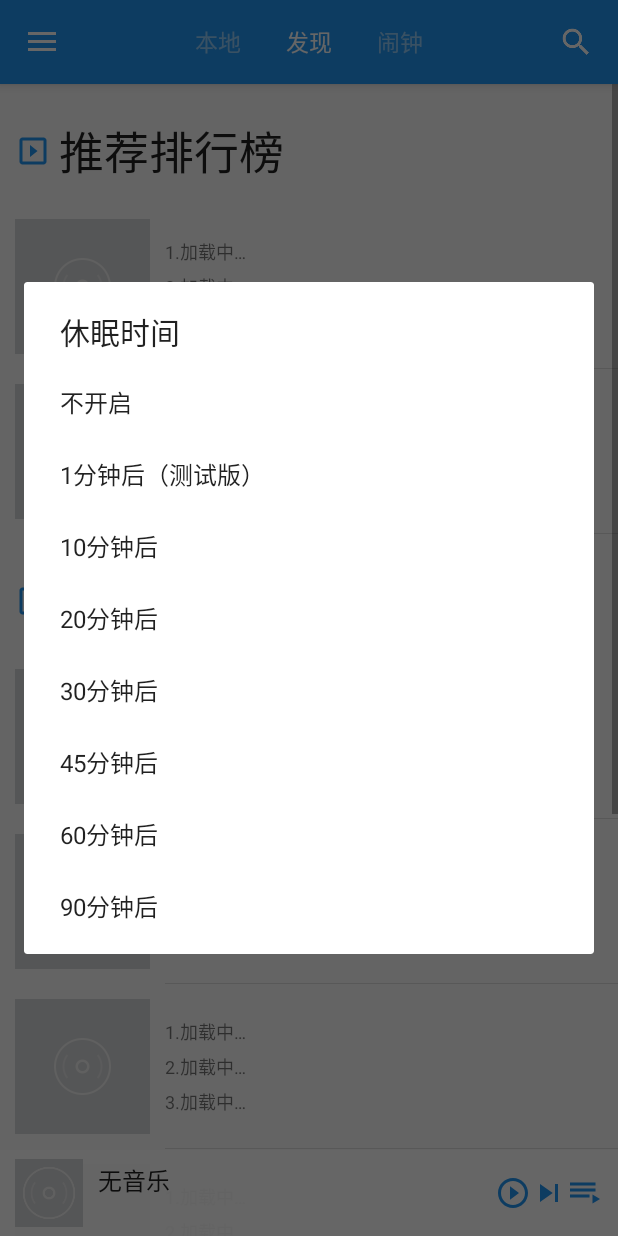
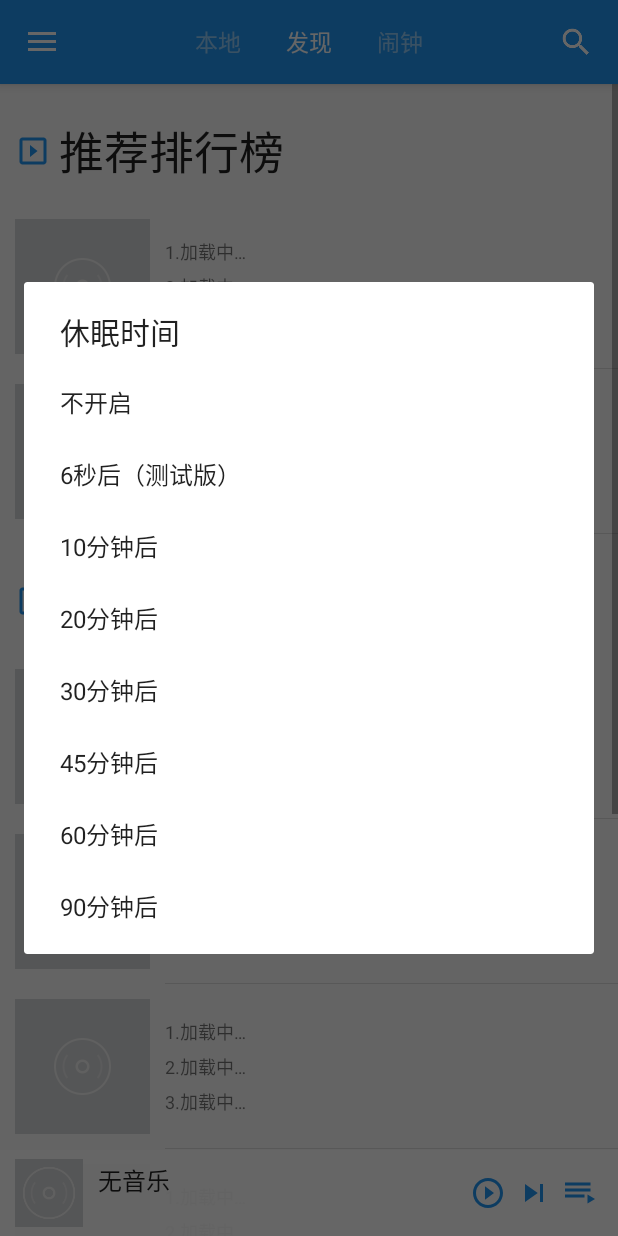
Before and after one commit to Vircsr/TranquilApp, an Android app: the screen it shows after launch (MusicActivity), in the side drawer, after a tap on "休眠时间", on a phone screen of 412 x 824 dp. Run offline under Robolectric (Android 15) with nearby library versions, the light colour scheme and no system bars; libraries missing offline, so code that uses them is left out: com.amap.api, com.hwangjr.rxbus, com.zhy.http, org.greenrobot.greendao; pictures from the network do not load; 11 statements that could not run were skipped.

Commit message:
定时关机6秒测试版

```diff
--- a/app/src/main/res/layout/include_play_bar.xml
+++ b/app/src/main/res/layout/include_play_bar.xml
@@ -55,6 +55,7 @@
             android:layout_width="wrap_content"
             android:layout_height="wrap_content"
             android:contentDescription="@null"
+            android:padding="3dp"
             android:src="@drawable/play_bar_btn_play_pause_selector" />
 
         <ImageView
@@ -62,6 +63,7 @@
             android:layout_width="wrap_content"
             android:layout_height="wrap_content"
             android:contentDescription="@null"
+            android:padding="3dp"
             android:src="@drawable/ic_next_24dp" />
 
         <ImageView
@@ -69,6 +71,7 @@
             android:layout_width="wrap_content"
             android:layout_height="wrap_content"
             android:contentDescription="@null"
+            android:padding="3dp"
             android:src="@drawable/ic_playlist_24dp" />
     </LinearLayout>
 
--- a/app/src/main/res/values/arrays.xml
+++ b/app/src/main/res/values/arrays.xml
@@ -24,7 +24,7 @@
 
     <string-array name="timer_text">
         <item>不开启</item>
-        <item>1分钟后（测试版）</item>
+        <item>6秒后（测试版）</item>
         <item>10分钟后</item>
         <item>20分钟后</item>
         <item>30分钟后</item>
```
Also changed, not shown: app/src/main/java/me/wcy/music/executor/NaviMenuExecutor.java (+6 -1 lines).
